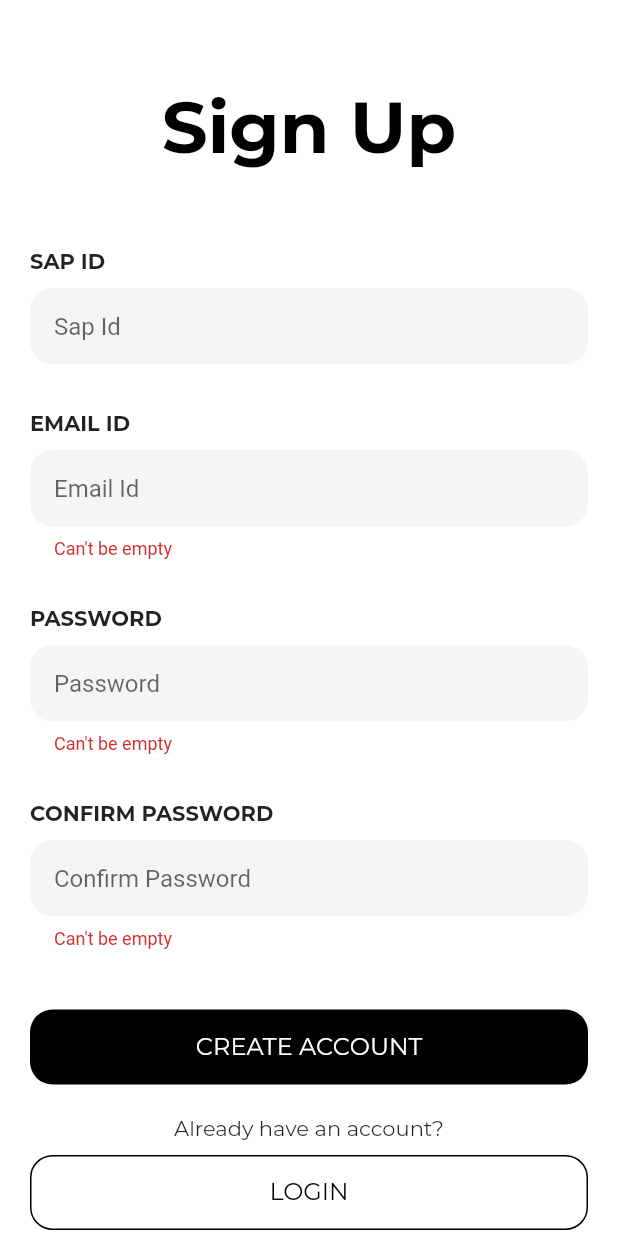
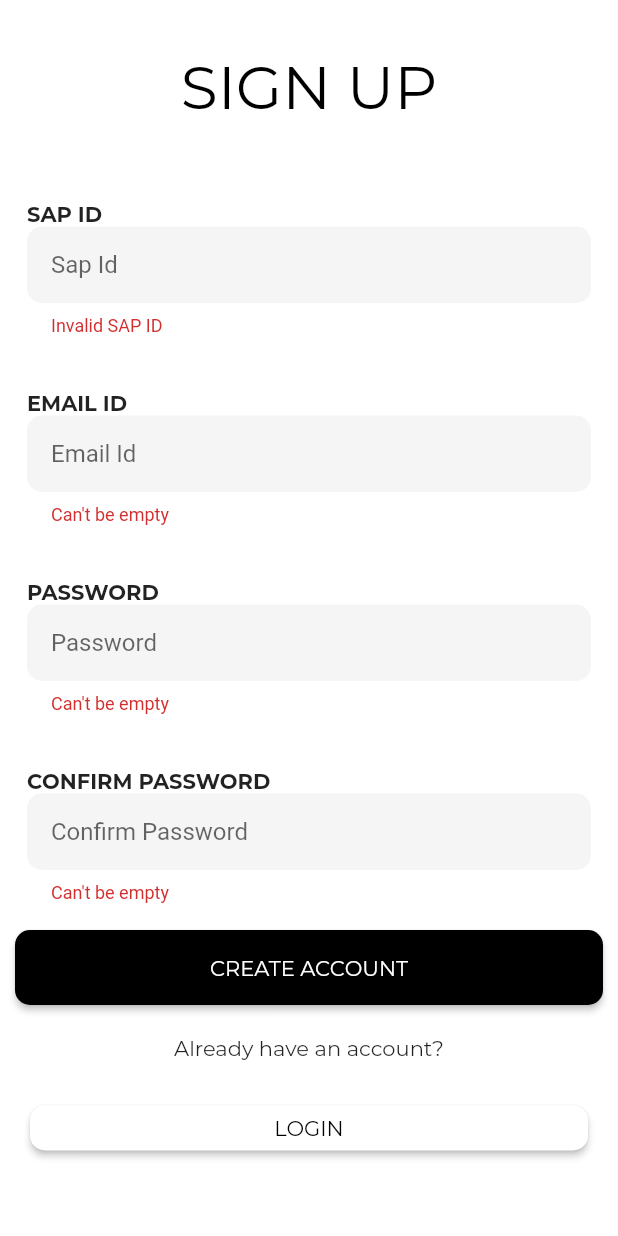
Before and after one commit to NishantJain25/student_portal, a Flutter app: the SignupPage screen opened by its route, after a tap on "CREATE ACCOUNT", on a phone screen of 412 x 824 dp. Run offline on Flutter 3.47's test engine with Material 2 defaults, Android fonts, the phone set to English and light mode, and no system bars; our stand-ins replace cloud_firestore, firebase_auth, firebase_core, google_maps_flutter, palette_generator; missing offline and left inert: image_pixels; accounts and stored records are empty.

Commit message:
Update: Validation for login and signup

```diff
--- a/lib/screens/login/signupPage.dart
+++ b/lib/screens/login/signupPage.dart
@@ -1,5 +1,6 @@
+import 'package:firebase_auth/firebase_auth.dart';
 import 'package:flutter/material.dart';
-import 'package:student_portal/screens/login/loginPage.dart';
+import 'package:student_portal/loginPage.dart';
 
 class SignupPage extends StatefulWidget {
   static const routeName = '/signup-page';
@@ -15,34 +16,79 @@ class _SignupPageState extends State<SignupPage> {
       TextEditingController();
   final _formKey = GlobalKey<FormState>();
 
+  String _userSAP = '';
+  String _userPassword = '';
+  String _userRePass = '';
+  String _userEmail = '';
+
+  final _auth = FirebaseAuth.instance;
+
+  void _submitForm(
+    String email,
+    String password,
+    String Sap,
+  ) async {
+    try {
+      print("In try block");
+      await _auth.createUserWithEmailAndPassword(
+          email: email, password: password);
+      Navigator.of(context).pushReplacementNamed(LoginPage.routeName);
+    } on FirebaseAuthException catch (e) {
+      print(e);
+      if (e.code == 'weak-password') {
+        print('The password provided is too weak.');
+      } else if (e.code == 'email-already-in-use') {
+        print('The account already exists for that email.');
+      }
+    } catch (e) {
+      print(e);
+    }
+  }
+
+  void _trySubmit() {
+    final isValid = _formKey.currentState!.validate();
+    FocusScope.of(context).unfocus();
+
+    if (isValid) {
+      ScaffoldMessenger.of(context).showSnackBar(
+        const SnackBar(content: Text('Processing Data')),
+      );
+      _formKey.currentState!.save();
+      // print(_userEmail);
+      // print(_userPassword);
+      // print(_userRePass);
+      // print(_userSAP);
+      _submitForm(_userEmail, _userPassword, _userSAP);
+    }
+  }
+
   @override
   Widget build(BuildContext context) {
     return Scaffold(
-      appBar: AppBar(
-        backgroundColor: Colors.white,
-        elevation: 0,
-      ),
       backgroundColor: Colors.white,
       body: Form(
         key: _formKey,
-        child: Column(
-          mainAxisAlignment: MainAxisAlignment.center,
+        child: ListView(
           children: [
-            Text(
-              'Sign Up',
+            Padding(
+              padding: const EdgeInsets.all(8.0),
+              child: Container(
+                  height: 100,
+                  alignment: Alignment.center,
+                  padding: EdgeInsets.all(10),
+                  child: Text(
+                    'SIGN UP',
                     style: TextStyle(
                         color: Colors.black,
-                  fontWeight: FontWeight.w700,
+                        fontWeight: FontWeight.w500,
                         fontFamily: 'Montserrat',
-                  fontSize: 48),
+                        fontSize: 40),
+                  )),
             ),
-            SizedBox(
-              height: 50,
-            ),
-            Column(
-              children: [
             Container(
-                  padding: EdgeInsets.symmetric(horizontal: 20),
+              padding: EdgeInsets.all(10),
+              child: Padding(
+                padding: const EdgeInsets.all(8.0),
                 child: Column(
                   children: [
                     Align(
@@ -56,10 +102,17 @@ class _SignupPageState extends State<SignupPage> {
                         ),
                       ),
                     ),
-                      SizedBox(
-                        height: 10,
-                      ),
                     TextFormField(
+                      validator: (value) {
+                        if (value!.isEmpty ||
+                            value.length <= 10 ||
+                            value.length > 11) {
+                          return 'Invalid SAP ID';
+                        }
+                      },
+                      onSaved: (value) {
+                        _userSAP = value.toString();
+                      },
                       textAlign: TextAlign.left,
                       controller: _sapIdController,
                       keyboardType: TextInputType.text,
@@ -67,7 +120,7 @@ class _SignupPageState extends State<SignupPage> {
                         hintText: 'Sap Id',
                         hintStyle: TextStyle(fontSize: 16),
                         border: OutlineInputBorder(
-                            borderRadius: BorderRadius.circular(15),
+                          borderRadius: BorderRadius.circular(10),
                           borderSide: BorderSide(
                             width: 0,
                             style: BorderStyle.none,
@@ -80,11 +133,11 @@ class _SignupPageState extends State<SignupPage> {
                   ],
                 ),
               ),
-                SizedBox(
-                  height: 30,
             ),
             Container(
-                  padding: EdgeInsets.symmetric(horizontal: 20),
+              padding: EdgeInsets.all(10),
+              child: Padding(
+                padding: const EdgeInsets.all(8.0),
                 child: Column(
                   children: [
                     Align(
@@ -98,10 +151,10 @@ class _SignupPageState extends State<SignupPage> {
                         ),
                       ),
                     ),
-                      SizedBox(
-                        height: 10,
-                      ),
                     TextFormField(
+                      onSaved: (value) {
+                        _userEmail = value.toString();
+                      },
                       textAlign: TextAlign.left,
                       controller: _emailIdController,
                       keyboardType: TextInputType.text,
@@ -109,7 +162,7 @@ class _SignupPageState extends State<SignupPage> {
                         hintText: 'Email Id',
                         hintStyle: TextStyle(fontSize: 16),
                         border: OutlineInputBorder(
-                            borderRadius: BorderRadius.circular(15),
+                          borderRadius: BorderRadius.circular(10),
                           borderSide: BorderSide(
                             width: 0,
                             style: BorderStyle.none,
@@ -133,11 +186,11 @@ class _SignupPageState extends State<SignupPage> {
                   ],
                 ),
               ),
-                SizedBox(
-                  height: 30,
             ),
             Container(
-                  padding: EdgeInsets.symmetric(horizontal: 20),
+              padding: EdgeInsets.all(10),
+              child: Padding(
+                padding: const EdgeInsets.all(8.0),
                 child: Column(
                   children: [
                     Align(
@@ -151,10 +204,10 @@ class _SignupPageState extends State<SignupPage> {
                         ),
                       ),
                     ),
-                      SizedBox(
-                        height: 10,
-                      ),
                     TextFormField(
+                      onSaved: (value) {
+                        _userPassword = value.toString();
+                      },
                       obscureText: true,
                       textAlign: TextAlign.left,
                       controller: _passwordController,
@@ -163,7 +216,7 @@ class _SignupPageState extends State<SignupPage> {
                         hintText: 'Password',
                         hintStyle: TextStyle(fontSize: 16),
                         border: OutlineInputBorder(
-                            borderRadius: BorderRadius.circular(15),
+                          borderRadius: BorderRadius.circular(10),
                           borderSide: BorderSide(
                             width: 0,
                             style: BorderStyle.none,
@@ -185,11 +238,11 @@ class _SignupPageState extends State<SignupPage> {
                   ],
                 ),
               ),
-                SizedBox(
-                  height: 30,
             ),
             Container(
-                  padding: EdgeInsets.symmetric(horizontal: 20),
+              padding: EdgeInsets.all(10),
+              child: Padding(
+                padding: const EdgeInsets.all(8.0),
                 child: Column(
                   children: [
                     Align(
@@ -203,10 +256,10 @@ class _SignupPageState extends State<SignupPage> {
                         ),
                       ),
                     ),
-                      SizedBox(
-                        height: 10,
-                      ),
                     TextFormField(
+                      onSaved: (value) {
+                        _userRePass = value.toString();
+                      },
                       obscureText: true,
                       textAlign: TextAlign.left,
                       controller: _confirmPasswordController,
@@ -215,7 +268,7 @@ class _SignupPageState extends State<SignupPage> {
                         hintText: 'Confirm Password',
                         hintStyle: TextStyle(fontSize: 16),
                         border: OutlineInputBorder(
-                            borderRadius: BorderRadius.circular(15),
+                          borderRadius: BorderRadius.circular(10),
                           borderSide: BorderSide(
                             width: 0,
                             style: BorderStyle.none,
@@ -240,37 +293,27 @@ class _SignupPageState extends State<SignupPage> {
                   ],
                 ),
               ),
-                SizedBox(
-                  height: 40,
             ),
             Container(
-                  padding: EdgeInsets.symmetric(horizontal: 20),
               height: 50,
-                  width: MediaQuery.of(context).size.width,
+              padding: EdgeInsets.fromLTRB(10, 0, 10, 0),
               child: RaisedButton(
-                    elevation: 0,
                 shape: new RoundedRectangleBorder(
-                      borderRadius: new BorderRadius.circular(15.0),
+                  borderRadius: new BorderRadius.circular(10.0),
                 ),
                 textColor: Colors.white,
                 color: Colors.black,
                 child: Text(
                   'CREATE ACCOUNT',
-                      style: TextStyle(fontFamily: 'Montserrat', fontSize: 16),
-                    ),
-                    onPressed: () {
-                      if (_formKey.currentState!.validate()) {
-                        ScaffoldMessenger.of(context).showSnackBar(
-                          const SnackBar(content: Text('Processing Data')),
-                        );
-                      }
-                    },
+                  style: TextStyle(
+                    fontFamily: 'Montserrat',
                   ),
                 ),
-                SizedBox(
-                  height: 20,
+                onPressed: _trySubmit,
+              ),
             ),
             Container(
+              padding: EdgeInsets.all(20),
               child: Row(
                 mainAxisAlignment: MainAxisAlignment.center,
                 children: [
@@ -283,24 +326,22 @@ class _SignupPageState extends State<SignupPage> {
                 ],
               ),
             ),
-                SizedBox(
-                  height: 10,
-                ),
             Container(
-                  padding: EdgeInsets.symmetric(horizontal: 20),
               height: 50,
-                  width: MediaQuery.of(context).size.width,
+              padding: EdgeInsets.fromLTRB(10, 0, 10, 0),
+              child: Padding(
+                padding: const EdgeInsets.all(10.0),
                 child: RaisedButton(
-                    elevation: 0,
                   shape: new RoundedRectangleBorder(
-                      side: BorderSide(color: Colors.black),
-                      borderRadius: new BorderRadius.circular(15.0),
+                    borderRadius: new BorderRadius.circular(10.0),
                   ),
                   textColor: Colors.black,
                   color: Colors.white,
                   child: Text(
                     'LOGIN',
-                      style: TextStyle(fontFamily: 'Montserrat', fontSize: 16),
+                    style: TextStyle(
+                      fontFamily: 'Montserrat',
+                    ),
                   ),
                   onPressed: () {
                     // print(_sapIdController.text);
@@ -310,11 +351,7 @@ class _SignupPageState extends State<SignupPage> {
                   },
                 ),
               ),
-                SizedBox(
-                  height: 30,
-                ),
-              ],
-            ),
+            )
           ],
         ),
       ),
```
Also changed, not shown: lib/screens/login/loginPage.dart (+119 -49 lines). Lines whose indentation alone changed are shown as unchanged.
